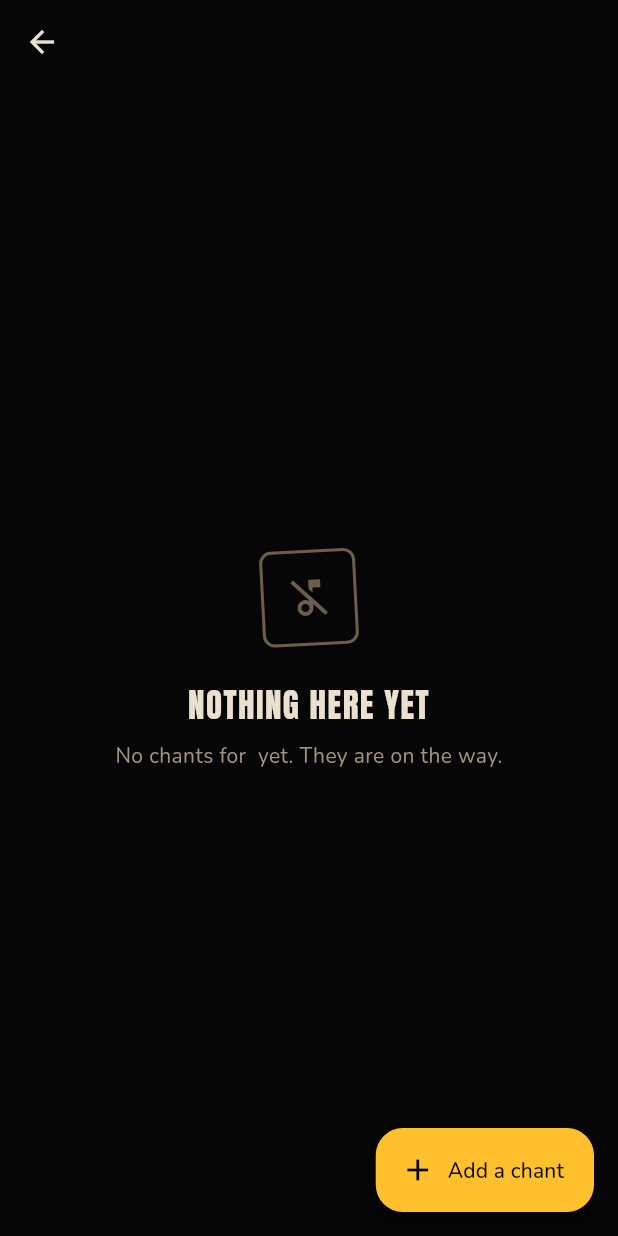
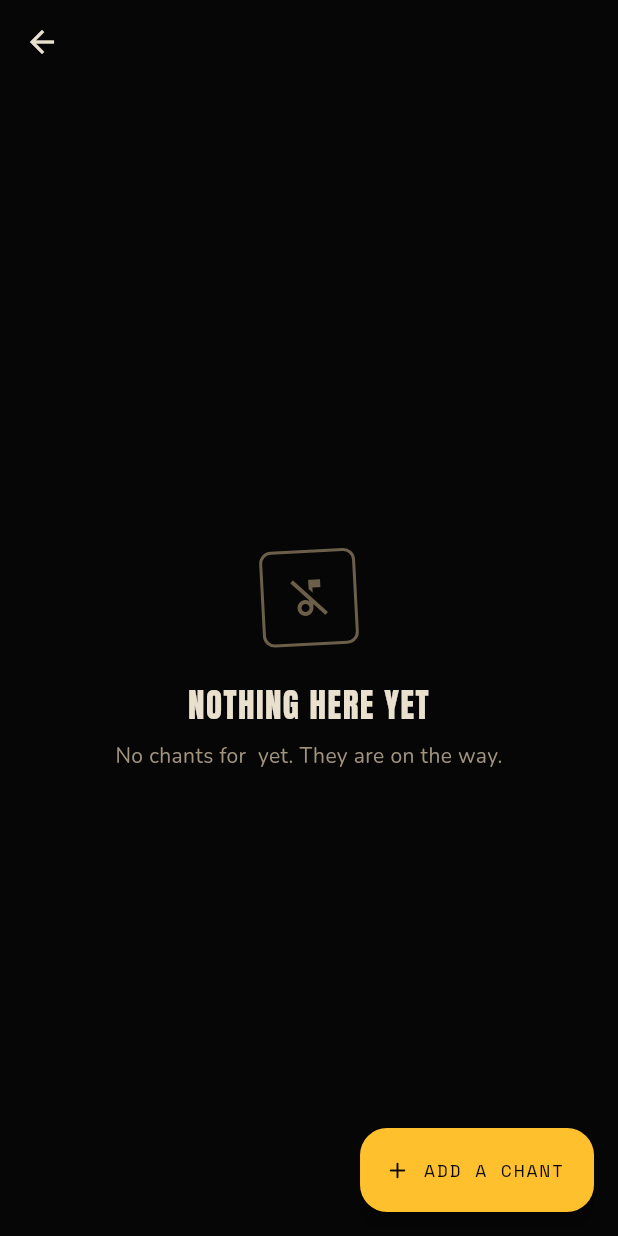
Before and after one commit to andrewbolaji/Chants, a Flutter app: the TeamScreen screen opened directly with empty values, on a phone screen of 412 x 824 dp. Run offline on Flutter 3.47's test engine with Material 3 defaults, Android fonts, the phone set to English and light mode, and no system bars; our stand-ins replace cloud_firestore, cloud_functions, firebase_auth, firebase_core, firebase_crashlytics, flutter_riverpod; missing offline and left inert: firebase_app_check; accounts and stored records are empty; generated files the repository leaves out were written again.

Commit message:
Wire screenshots into README, restyle Add a Chant FAB
Part A: Embed all four screenshots (home, chant-detail, club-screen,
add-chant) into README.md as a side-by-side markdown table.

Part B: Restyle the "Add a chant" FAB on team and player screens to
Space Mono uppercase with letter-spacing, matching the app's eyebrow
chrome register. Icon changed to add_rounded at 18px. Styling only,
no behaviour change.

Co-Authored-By: Claude Opus 4.6 (1M context) <noreply@anthropic.com>

```diff
--- a/lib/presentation/browse/team_screen.dart
+++ b/lib/presentation/browse/team_screen.dart
@@ -82,8 +82,15 @@ class _TeamScreenState extends ConsumerState<TeamScreen> {
                   'playerId': null,
                 },
               ),
-              icon: const Icon(Icons.add),
-              label: const Text('Add a chant'),
+              icon: const Icon(Icons.add_rounded, size: 18),
+              label: const Text(
+                'ADD A CHANT',
+                style: TextStyle(
+                  fontFamily: 'SpaceMono',
+                  fontSize: 12,
+                  letterSpacing: 1.2,
+                ),
+              ),
             )
           : null,
       body: StreamBuilder<List<Chant>>(
```
Also changed, not shown: lib/presentation/browse/player_screen.dart (+9 -2 lines), 5 other files.
